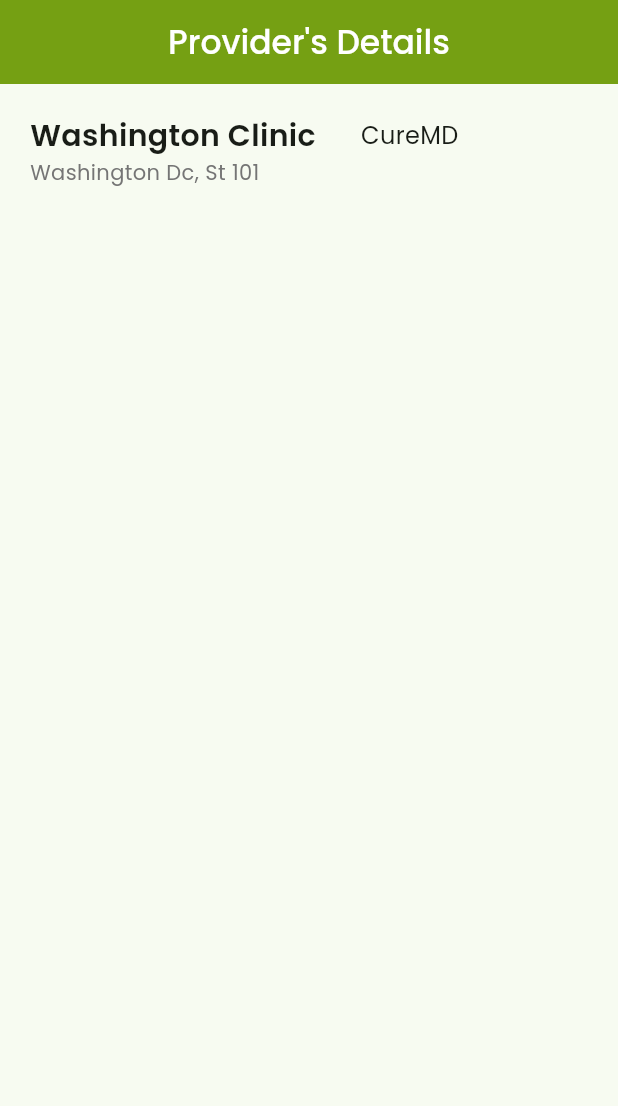
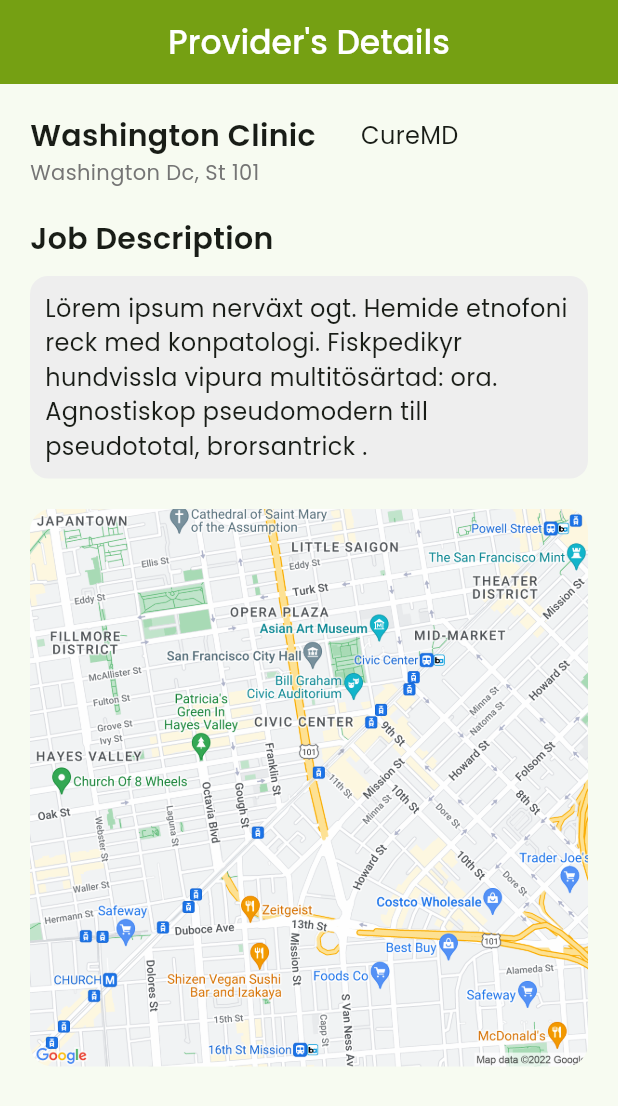
Before and after one commit to HAMZA-CH420/Acaste, a Flutter app: the ProviderDetailScreen screen opened directly, on a phone screen of 412 x 824 dp. Shown: the top 1106 px of the screen. Run offline on Flutter 3.47's test engine with Material 3 defaults, Android fonts, the phone set to English and light mode, and no system bars; our stand-ins replace google_fonts, iconsax.

Commit message:
minor changes

```diff
--- a/lib/Features/ProviderDetailScreen/provider_detail_screen.dart
+++ b/lib/Features/ProviderDetailScreen/provider_detail_screen.dart
@@ -1,4 +1,5 @@
 import 'package:acaste/Features/ProviderDetailScreen/widgets/clinic_name.dart';
+import 'package:acaste/Features/ProviderDetailScreen/widgets/job_description.dart';
 import 'package:acaste/UiHelpers/ColorPalette/color_palette.dart';
 import 'package:flutter/material.dart';
 import 'package:google_fonts/google_fonts.dart';
@@ -23,11 +24,18 @@ class ProviderDetailScreen extends StatelessWidget {
       body: Padding(
         padding: const EdgeInsets.symmetric(horizontal: 20, vertical: 20),
         child: Column(
+          spacing: 20,
           children: [
             ClinicName(
               clinicName: 'Washington Clinic',
               address: 'Washington Dc, St 101',
             ),
+            JobDescription(),
+            ClipRRect(
+                borderRadius: BorderRadius.circular(15),
+                child: Image.asset(
+                  "assets/images/map.png",
+                ))
           ],
         ),
       ),
--- /dev/null
+++ b/lib/Features/ProviderDetailScreen/widgets/job_description.dart
@@ -0,0 +1,33 @@
+import 'package:flutter/material.dart';
+import 'package:google_fonts/google_fonts.dart';
+
+class JobDescription extends StatelessWidget {
+  const JobDescription({super.key});
+
+  @override
+  Widget build(BuildContext context) {
+    return Column(
+      spacing: 10,
+      crossAxisAlignment: CrossAxisAlignment.start,
+      children: [
+        Text("Job Description",
+            style: GoogleFonts.poppins(
+              fontWeight: FontWeight.w600,
+              fontSize: 20,
+            )),
+        Container(
+          alignment: Alignment.center,
+          padding: const EdgeInsets.symmetric(horizontal: 10, vertical: 10),
+          decoration: BoxDecoration(
+              color: Colors.grey.shade200,
+              borderRadius: BorderRadius.circular(12)),
+          child: Text(
+            "Lörem ipsum nerväxt ogt. Hemide etnofoni reck med konpatologi. Fiskpedikyr hundvissla vipura multitösärtad: ora. Agnostiskop pseudomodern till pseudototal, brorsantrick .",
+            style:
+                GoogleFonts.poppins(fontWeight: FontWeight.w400, fontSize: 16),
+          ),
+        ),
+      ],
+    );
+  }
+}
```
Also changed, not shown: assets/images/map.png (added).
